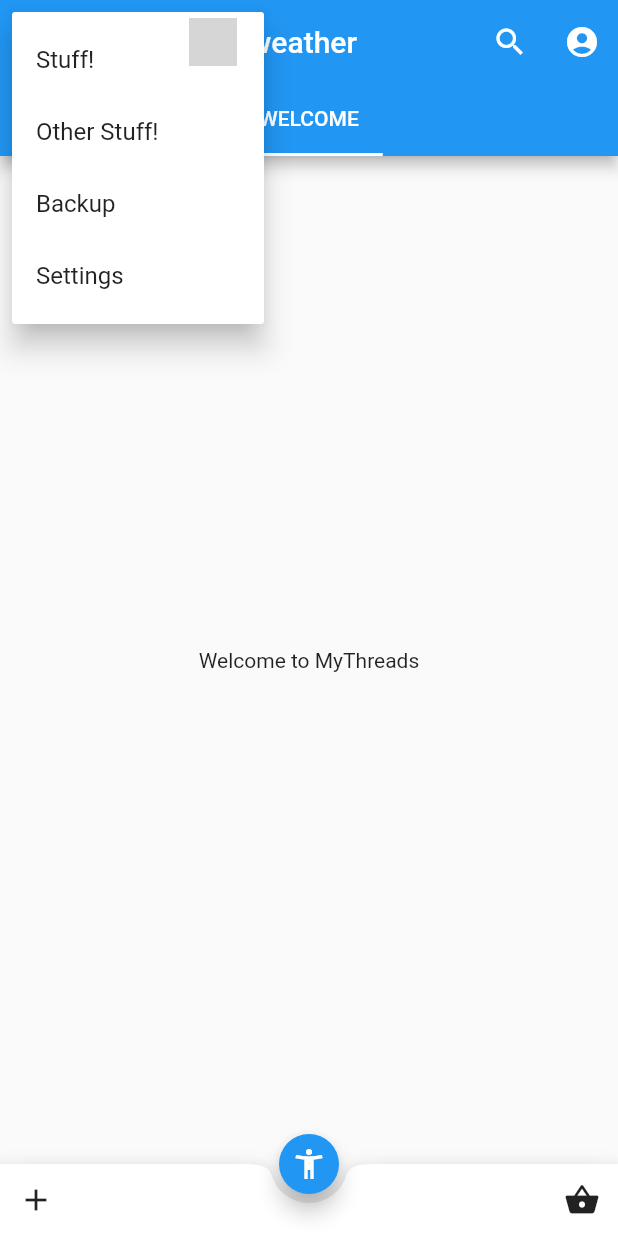
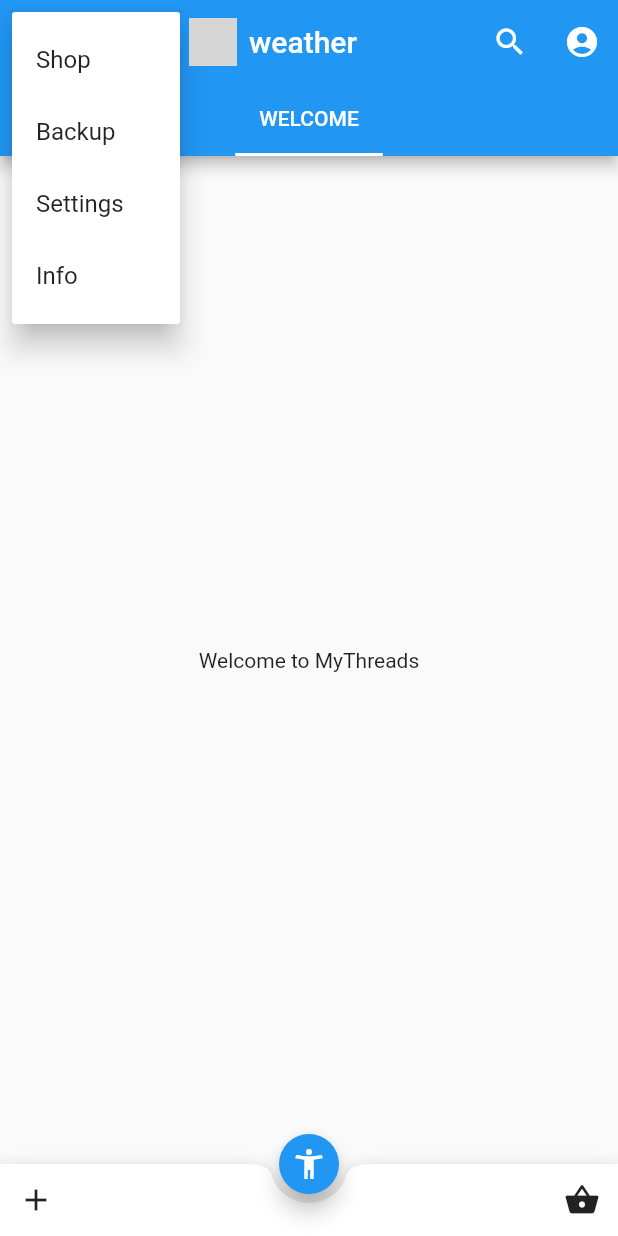
Before and after one commit to SirGrant11788/MyThreads, a Flutter app: the screen it shows after launch, after a tap on the "more vert" icon, on a phone screen of 412 x 824 dp. Run offline on Flutter 3.47's test engine with Material 2 defaults, Android fonts, the phone set to English and light mode, and no system bars; our stand-ins replace dropdown_formfield, fluttertoast, image_picker, sqflite, weather; accounts and stored records are empty; network calls fail; grey boxes are pictures that could not be loaded.

Commit message:
Add two more tables and fixed Future State

```diff
--- a/lib/services/db.dart
+++ b/lib/services/db.dart
@@ -9,8 +9,11 @@ class DatabaseHelper {
   static final _databaseName = "MyDatabase.db";
   static final _databaseVersion = 1;
 
-  static final table = 'my_table';
+  static final table = 'my_table';//main table
+  static final tableFav = 'fav_table';//fav table
+  static final tablePack = 'pack_table';//pack table
 
+  //main table
   static final columnId = '_id';
   static final columnName = 'name';
   static final columnCat = 'cat';
@@ -20,6 +23,13 @@ class DatabaseHelper {
   static final columnRating = 'rating';
   static final columnDesc = 'desc';
   static final columnPic = 'pic';
+
+  //fav table
+  static final columnIdFav = '_id_fav';
+  static final columnFav = 'fav';
+  //pack table
+  static final columnIdPack = '_id_pack';
+  static final columnPack = 'pack';
 
   // make this a singleton class
   DatabaseHelper._privateConstructor();
@@ -56,6 +66,16 @@ class DatabaseHelper {
             $columnRating TEXT,
             $columnDesc TEXT,
             $columnPic TEXT
+          );
+          CEATE TABLE $tableFav (
+            $columnId INTEGER FOREIGN KEY REFERENCES $table($columnId INTEGER),
+            $columnIdFav INTEGER PRIMARY KEY,
+            $columnFav TEXT NOT NULL
+          )
+          CEATE TABLE $tablePack (
+            $columnId INTEGER FOREIGN KEY REFERENCES $table($columnId INTEGER),
+            $columnIdPack INTEGER PRIMARY KEY,
+            $columnPack TEXT NOT NULL
           )
           ''');
   }
@@ -69,12 +89,28 @@ class DatabaseHelper {
     Database db = await instance.database;
     return await db.insert(table, row);
   }
+  Future<int> insertFav(Map<String, dynamic> row) async {
+    Database db = await instance.database;
+    return await db.insert(tableFav, row);
+  }
+  Future<int> insertPack(Map<String, dynamic> row) async {
+    Database db = await instance.database;
+    return await db.insert(tablePack, row);
+  }
 
   // All of the rows are returned as a list of maps, where each map is
   // a key-value list of columns.
   Future<List<Map<String, dynamic>>> queryAllRows() async {
     Database db = await instance.database;
     return await db.query(table);
+  }
+  Future<List<Map<String, dynamic>>> queryAllRowsFav() async {
+    Database db = await instance.database;
+    return await db.query(tableFav);
+  }
+  Future<List<Map<String, dynamic>>> queryAllRowsPack() async {
+    Database db = await instance.database;
+    return await db.query(tablePack);
   }
 
   // //ALL catagories
@@ -89,6 +125,14 @@ class DatabaseHelper {
     Database db = await instance.database;
     return Sqflite.firstIntValue(await db.rawQuery('SELECT COUNT(*) FROM $table'));
   }
+  Future<int> queryRowCountFav() async {
+    Database db = await instance.database;
+    return Sqflite.firstIntValue(await db.rawQuery('SELECT COUNT(*) FROM $tableFav'));
+  }
+  Future<int> queryRowCountPack() async {
+    Database db = await instance.database;
+    return Sqflite.firstIntValue(await db.rawQuery('SELECT COUNT(*) FROM $tablePack'));
+  }
 
   // We are assuming here that the id column in the map is set. The other
   // column values will be used to update the row.
@@ -97,6 +141,16 @@ class DatabaseHelper {
     int id = row[columnId];
     return await db.update(table, row, where: '$columnId = ?', whereArgs: [id]);
   }
+  Future<int> updateFav(Map<String, dynamic> row) async {
+    Database db = await instance.database;
+    int id = row[columnIdFav];
+    return await db.update(table, row, where: '$columnIdFav = ?', whereArgs: [id]);
+  }
+  Future<int> updatePack(Map<String, dynamic> row) async {
+    Database db = await instance.database;
+    int id = row[columnIdPack];
+    return await db.update(table, row, where: '$columnIdPack = ?', whereArgs: [id]);
+  }
 
   // Deletes the row specified by the id. The number of affected rows is
   // returned. This should be 1 as long as the row exists.
@@ -104,4 +158,12 @@ class DatabaseHelper {
     Database db = await instance.database;
     return await db.delete(table, where: '$columnId = ?', whereArgs: [id]);
   }
+  Future<int> deleteFav(int id) async {
+    Database db = await instance.database;
+    return await db.delete(table, where: '$columnIdFav = ?', whereArgs: [id]);
+  }
+  Future<int> deletePack(int id) async {
+    Database db = await instance.database;
+    return await db.delete(table, where: '$columnIdPack = ?', whereArgs: [id]);
+  }
 }
--- a/lib/ui/uiAppHome.dart
+++ b/lib/ui/uiAppHome.dart
@@ -37,7 +37,6 @@ class MyHomePage extends StatefulWidget {
 
   final String title;
 
-
   @override
   _MyHomePageState createState() => _MyHomePageState();
 }
@@ -53,98 +52,74 @@ class _MyHomePageState extends State<MyHomePage> {
   WeatherStation weatherStation =
       new WeatherStation("996cc4f3b136aea607960591dd64e7a5");
 
-  Future<String> loadWeatherToday() async {
+  Future<void> loadWeatherToday() async {
     Weather weather = (await weatherStation.currentWeather());
     weatherToday =
         '${weather.weatherMain} ${weather.tempMin.celsius.round()}°C/${weather.tempMax.celsius.round()}°C';
     weatherIcon = weather.weatherIcon;
-    return weatherToday;
-  }
-
-  loadWeatherState() {
-    //loadWeatherToday();
-    //print(weatherIcon.toString() + " WeatherState: " + weatherToday); //check
-    setState(() {loadWeatherToday();
-    print(weatherIcon.toString() + " WeatherState: " + weatherToday); });
+    print(weatherIcon.toString() + " WeatherState: " + weatherToday);
+    //return weatherToday;
   }
 
   int chipPref = 0; //use to 'search' in tabs
-  // int _counter = 0;
 
-  // void _incrementCounter() {
-  //   setState(() {
-  //     // This call to setState tells the Flutter framework that something has
-  //     // changed in this State, which causes it to rerun the build method below
-  //     // so that the display can reflect the updated values. If we changed
-  //     // _counter without calling setState(), then the build method would not be
-  //     // called again, and so nothing would appear to happen.
-  //     _counter++;
-  //   });
-  // }
-  loadList(){
-
+  loadList() {
     contTabList.clear();
 
-    for(int i=0;i < catTabList.length;i++){//run for number of available tabs
+    for (int i = 0; i < catTabList.length; i++) {
+      //run for number of available tabs
 
       contTabList.add(
         //
         ListView.builder(
           itemCount: dbMap.length,
           itemBuilder: (ctx, index) {
-
-              return catTabList[i].text==dbMap[index]['cat']?
-              new Card(
+            return catTabList[i].text == dbMap[index]['cat']
+                ? new Card(
                     child: new ListTile(
-            //leading:CircleAvatar(child: Image.file(File('${dbMap[index]['pic'].toString()}'))) ,
+                      leading:Image.file(File('${dbMap[index]['pic'].toString()}'))!=null
+                      ? CircleAvatar(child: Image.file(File('${dbMap[index]['pic'].toString()}')))
+                      : CircleAvatar(child: Icon(Icons.accessibility)),
                       title: Text('${dbMap[index]['name']}'),
-            subtitle: Text('${dbMap[index]['fit']} ${dbMap[index]['size']} ${dbMap[index]['cat']}'),
+                      subtitle: Text(
+                          '${dbMap[index]['fit']} ${dbMap[index]['size']} ${dbMap[index]['cat']}'),
                       trailing: Icon(Icons.arrow_right),
-            onTap: (){Fluttertoast.showToast(
+                      onTap: () {
+                        Fluttertoast.showToast(
                           msg: 'Item pressed',
                           toastLength: Toast.LENGTH_SHORT,
-            );},
+                        );
+                      },
                     ),
                   )
-                        :new Card();
-
+                : new Card();
           },
         ),
-
       );
-
     }
-
   }
-
-
 
   @override
   Widget build(BuildContext context) {
 
-    loadWeatherState();
     _query();
-    //loadList();
 
 
     final _kTabPages = <Tab>[
-      Tab(text: 'Welcome to MyThreads'),//todo proper intro
-
+      Tab(text: 'Welcome to MyThreads'), //todo proper intro
     ];
     final _kTabs = <Tab>[
       Tab(text: 'WELCOME'),
-
     ];
 
-    // This method is rerun every time setState is called, for instance as done
-    // by the _incrementCounter method above.
-    //
-    // The Flutter framework has been optimized to make rerunning build methods
-    // fast, so that you can just rebuild anything that needs updating rather
-    // than having to individually change instances of widgets.
 
+return FutureBuilder(
+      future: loadWeatherToday(),
+      builder: (context, snapshot){
     return DefaultTabController(
-      length: catTabList.length ==0 ? _kTabs.length: catTabList.length,//catTabList.length,
+      length: catTabList.length == 0
+          ? _kTabs.length
+          : catTabList.length, //catTabList.length,
       child: Scaffold(
         appBar: AppBar(
           title: Row(
@@ -160,7 +135,7 @@ final _kTabPages = <Tab>[
                     padding: const EdgeInsets.all(8.0),
                     child: Text(weatherToday)),
                 onTap: () {
-                  loadWeatherState();
+                  loadWeatherToday();
                 },
               ),
             ],
@@ -168,16 +143,16 @@ final _kTabPages = <Tab>[
           leading: PopupMenuButton<String>(
             itemBuilder: (BuildContext context) => <PopupMenuEntry<String>>[
               const PopupMenuItem<String>(
-                child: Text('Stuff!'),
-              ),
-              const PopupMenuItem<String>(
-                child: Text('Other Stuff!'),
+                child: Text('Shop'),
               ),
               const PopupMenuItem<String>(
                 child: Text('Backup'),
               ),
               const PopupMenuItem<String>(
                 child: Text('Settings'),
+              ),
+              const PopupMenuItem<String>(
+                child: Text('Info'),
               ),
             ],
           ),
@@ -186,7 +161,7 @@ final _kTabPages = <Tab>[
               icon: Icon(Icons.search),
               onPressed: () {
                 Fluttertoast.showToast(
-                  msg: 'button pressed',
+                  msg: 'search pressed',
                   toastLength: Toast.LENGTH_LONG,
                 );
               },
@@ -195,7 +170,7 @@ final _kTabPages = <Tab>[
               icon: Icon(Icons.account_circle),
               onPressed: () {
                 Fluttertoast.showToast(
-                  msg: 'button pressed',
+                  msg: 'account pressed',
                   toastLength: Toast.LENGTH_LONG,
                 );
               },
@@ -203,11 +178,13 @@ final _kTabPages = <Tab>[
           ],
           bottom: TabBar(
             isScrollable: true,
-            tabs: catTabList.length ==0 ?_kTabs:catTabList,//catTabList,
+            tabs: catTabList.length == 0 ? _kTabs : catTabList, //catTabList,
           ),
         ),
         body: TabBarView(
-          children: catTabList.length ==0 ? _kTabPages:contTabList,//contTabList,//_kTabPages,
+          children: catTabList.length == 0
+              ? _kTabPages
+              : contTabList, //contTabList,//_kTabPages,
         ),
         floatingActionButtonLocation: FloatingActionButtonLocation.centerDocked,
         floatingActionButton: FloatingActionButton(
@@ -258,7 +235,9 @@ final _kTabPages = <Tab>[
         ),
       ),
     );
+      });
   }
+
 
   _query() async {
     final allRows = await db.queryAllRows();
@@ -295,7 +274,6 @@ final _kTabPages = <Tab>[
 
     loadList();
   }
-
 }
 
 // Row(
```
Also changed, not shown: lib/ui/uiAddProduct.dart (+12 -2 lines), 1 other file. Lines whose indentation alone changed are shown as unchanged.
